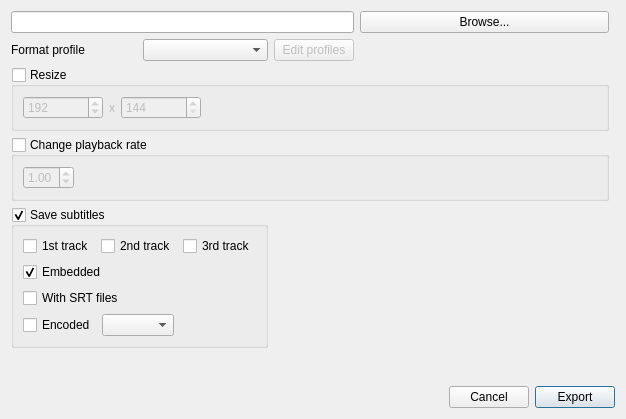
Before: the Qt Designer form QMediaLearner/gui/dialogs/ExportVideoDialog.ui in cedrix57/QMediaLearner, drawn with Qt 5.
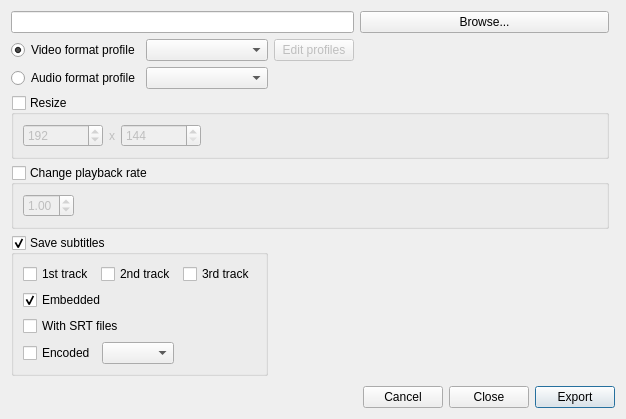
After: the same form once the commit is applied.

Commit message: #3 Now all of the information of the encoding window are take into accound. Advanced tests need to be done yet.

```diff
--- a/QMediaLearner/gui/dialogs/ExportVideoDialog.ui
+++ b/QMediaLearner/gui/dialogs/ExportVideoDialog.ui
@@ -14,7 +14,7 @@
    <string>Dialog</string>
   </property>
   <layout class="QGridLayout" name="gridLayout">
-   <item row="2" column="0" colspan="4">
+   <item row="4" column="1" colspan="5">
     <widget class="QGroupBox" name="groupBoxResize">
      <property name="title">
       <string>Resize</string>
@@ -90,14 +90,7 @@
      </layout>
     </widget>
    </item>
-   <item row="1" column="0">
-    <widget class="QLabel" name="label">
-     <property name="text">
-      <string>Format profile</string>
-     </property>
-    </widget>
-   </item>
-   <item row="1" column="3">
+   <item row="1" column="5">
     <spacer name="horizontalSpacer_2">
      <property name="orientation">
       <enum>Qt::Horizontal</enum>
@@ -110,7 +103,7 @@
      </property>
     </spacer>
    </item>
-   <item row="6" column="0" colspan="5">
+   <item row="8" column="1" colspan="6">
     <layout class="QHBoxLayout" name="horizontalLayout_2">
      <item>
       <spacer name="horizontalSpacer_3">
@@ -132,6 +125,13 @@
        </property>
       </widget>
      </item>
+     <item>
+      <widget class="QPushButton" name="buttonClose">
+       <property name="text">
+        <string>Close</string>
+       </property>
+      </widget>
+     </item>
      <item>
       <widget class="QPushButton" name="buttonExport">
        <property name="text">
@@ -144,7 +144,7 @@
      </item>
     </layout>
    </item>
-   <item row="4" column="0" colspan="2">
+   <item row="6" column="1" colspan="3">
     <widget class="QGroupBox" name="groupBoxSaveSubtitles">
      <property name="title">
       <string>Save subtitles</string>
@@ -225,7 +225,7 @@
      </layout>
     </widget>
    </item>
-   <item row="1" column="2">
+   <item row="1" column="4">
     <widget class="QPushButton" name="buttonEditProfiles">
      <property name="enabled">
       <bool>false</bool>
@@ -235,10 +235,7 @@
      </property>
     </widget>
    </item>
-   <item row="1" column="1">
-    <widget class="QComboBox" name="comboBoxProfiles"/>
-   </item>
-   <item row="5" column="1">
+   <item row="7" column="3">
     <spacer name="verticalSpacer">
      <property name="orientation">
       <enum>Qt::Vertical</enum>
@@ -251,18 +248,18 @@
      </property>
     </spacer>
    </item>
-   <item row="0" column="3">
+   <item row="0" column="1" colspan="4">
+    <widget class="QLineEdit" name="lineEditFilePath"/>
+   </item>
+   <item row="0" column="5">
     <widget class="QPushButton" name="buttonBrowseFilePath">
      <property name="text">
       <string>Browse...</string>
      </property>
     </widget>
    </item>
-   <item row="0" column="0" colspan="3">
-    <widget class="QLineEdit" name="lineEditFilePath"/>
-   </item>
-   <item row="3" column="0" colspan="4">
-    <widget class="QGroupBox" name="groupBox">
+   <item row="5" column="1" colspan="5">
+    <widget class="QGroupBox" name="groupBoxPlaybackRate">
      <property name="title">
       <string>Change playback rate</string>
      </property>
@@ -274,7 +271,7 @@
      </property>
      <layout class="QHBoxLayout" name="horizontalLayout_5">
       <item>
-       <widget class="QDoubleSpinBox" name="doubleSpinBoxRate">
+       <widget class="QDoubleSpinBox" name="spinBoxRate">
         <property name="minimum">
          <double>0.500000000000000</double>
         </property>
@@ -302,6 +299,29 @@
      </layout>
     </widget>
    </item>
+   <item row="1" column="1">
+    <widget class="QRadioButton" name="radioButtonVideoProfile">
+     <property name="text">
+      <string>Video format profile</string>
+     </property>
+     <property name="checked">
+      <bool>true</bool>
+     </property>
+    </widget>
+   </item>
+   <item row="3" column="1">
+    <widget class="QRadioButton" name="radioButtonAudioProfile">
+     <property name="text">
+      <string>Audio format profile</string>
+     </property>
+    </widget>
+   </item>
+   <item row="1" column="2" colspan="2">
+    <widget class="QComboBox" name="comboBoxProfilesVideo"/>
+   </item>
+   <item row="3" column="2" colspan="2">
+    <widget class="QComboBox" name="comboBoxProfilesAudio"/>
+   </item>
   </layout>
  </widget>
  <resources/>
```
Left out of the diff: 24 changed lines with no effect on the pictures. The commit also changes 7 other files.
